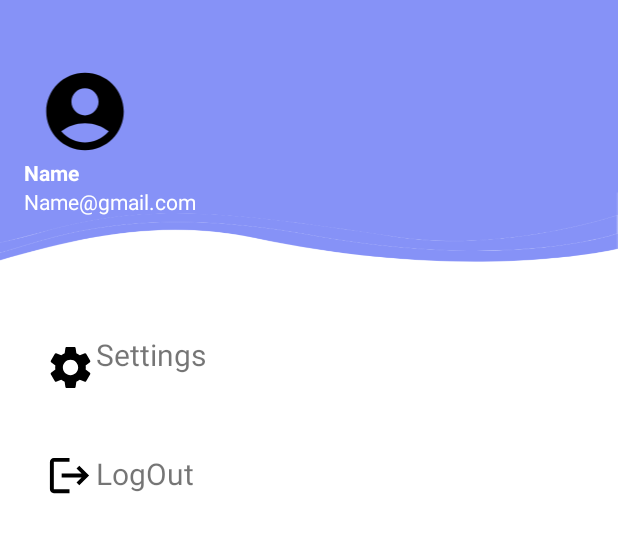
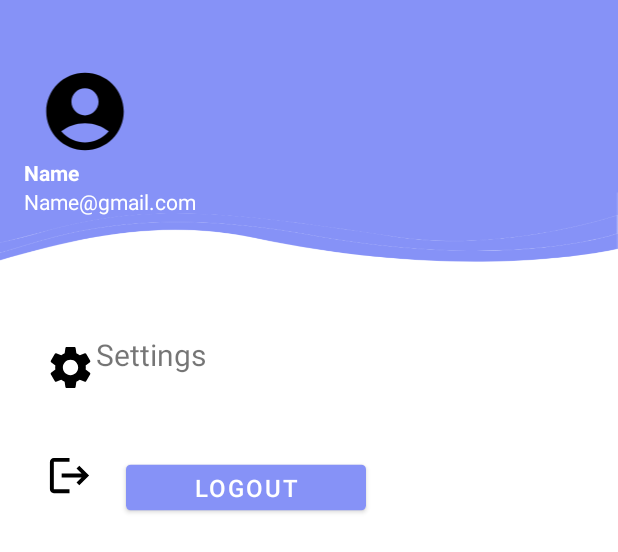
Before and after one commit to Topguyy/CollegerFinal, an Android app: the layout fragment_notifications.xml on its own in the app's theme, with its tools: preview values and no code run, on a phone screen of 412 x 824 dp. Shown: the top 552 px of the screen. Run offline under Robolectric (Android 15) with nearby library versions, the phone set to English and light mode, and no system bars.

```diff
--- a/app/src/main/java/com/example/colleger/LoginActivity.java
+++ b/app/src/main/java/com/example/colleger/LoginActivity.java
@@ -37,6 +37,10 @@ public class LoginActivity extends AppCompatActivity {
         forgotBtn = findViewById(R.id.forgotBtn);
         progressBar = findViewById(R.id.progressBar);
         mAuth = FirebaseAuth.getInstance();
+        if(mAuth.getCurrentUser() != null){
+            startActivity(new Intent(getApplicationContext(), MainActivity.class));
+            finish();
+        }
         loginBtn.setOnClickListener(new View.OnClickListener() {
             @Override
             public void onClick(View v) {
--- a/app/src/main/java/com/example/colleger/MainActivity.java
+++ b/app/src/main/java/com/example/colleger/MainActivity.java
@@ -1,6 +1,8 @@
 package com.example.colleger;
 
+import android.content.Context;
 import android.content.IntentFilter;
+import android.content.SharedPreferences;
 import android.os.Bundle;
 
 import com.google.android.material.bottomnavigation.BottomNavigationView;
@@ -14,6 +16,7 @@ import android.content.Intent;
 import android.os.Bundle;
 import android.view.View;
 import android.widget.Button;
+import android.widget.TextView;
 
 import com.example.colleger.databinding.ActivityMainBinding;
 
@@ -24,7 +27,6 @@ public class MainActivity extends AppCompatActivity {
     @Override
     protected void onCreate(Bundle savedInstanceState) {
         super.onCreate(savedInstanceState);
-
         binding = ActivityMainBinding.inflate(getLayoutInflater());
         setContentView(binding.getRoot());
         button4 = findViewById(R.id.button4);
--- a/app/src/main/res/layout/fragment_notifications.xml
+++ b/app/src/main/res/layout/fragment_notifications.xml
@@ -34,7 +34,9 @@
             android:layout_height="wrap_content"
             android:text="Name"
             android:textColor="@color/white"
-            android:textStyle="bold" />
+            android:textStyle="bold"
+            android:id="@+id/userNameAppearrr"
+            />
 
         <TextView
             android:layout_width="wrap_content"
@@ -42,7 +44,9 @@
             android:layout_marginBottom="16dp"
             android:text="Name@gmail.com"
             android:textColor="@color/white"
-            android:textSize="14sp" />
+            android:textSize="14sp"
+            android:id="@+id/userMailAppearrr"
+            />
 
     </LinearLayout>
 
@@ -83,10 +87,11 @@
         app:layout_constraintTop_toBottomOf="@+id/linearLayout"
         app:layout_constraintVertical_bias="0.077" />
 
-    <TextView
-        android:id="@+id/textView2"
-        android:layout_width="90dp"
-        android:layout_height="39dp"
+    <Button
+        android:layout_width="200dp"
+        android:layout_height="50dp"
+        android:scaleX="0.8"
+        android:scaleY="0.8"
         android:text="LogOut"
         android:textSize="20dp"
         app:layout_constraintBottom_toBottomOf="parent"
@@ -94,6 +99,8 @@
         app:layout_constraintHorizontal_bias="0.0"
         app:layout_constraintStart_toEndOf="@+id/imageView"
         app:layout_constraintTop_toBottomOf="@+id/linearLayout"
-        app:layout_constraintVertical_bias="0.207" />
+        app:layout_constraintVertical_bias="0.207"
+        android:id="@+id/logoutBtn"
+        />
 
 </androidx.constraintlayout.widget.ConstraintLayout>
```
Also changed, not shown: app/src/main/AndroidManifest.xml (+13 -6 lines), app/src/main/java/com/example/colleger/RegisterActivity.java (+13 -1 lines), app/src/main/java/com/example/colleger/SplashScreen.java (added, +29 -0 lines), app/src/main/java/com/example/colleger/ui/notifications/NotificationsFragment.java (+18 -2 lines), app/src/main/res/layout/activity_splash_screen.xml (added, +11 -0 lines), 2 other files.
